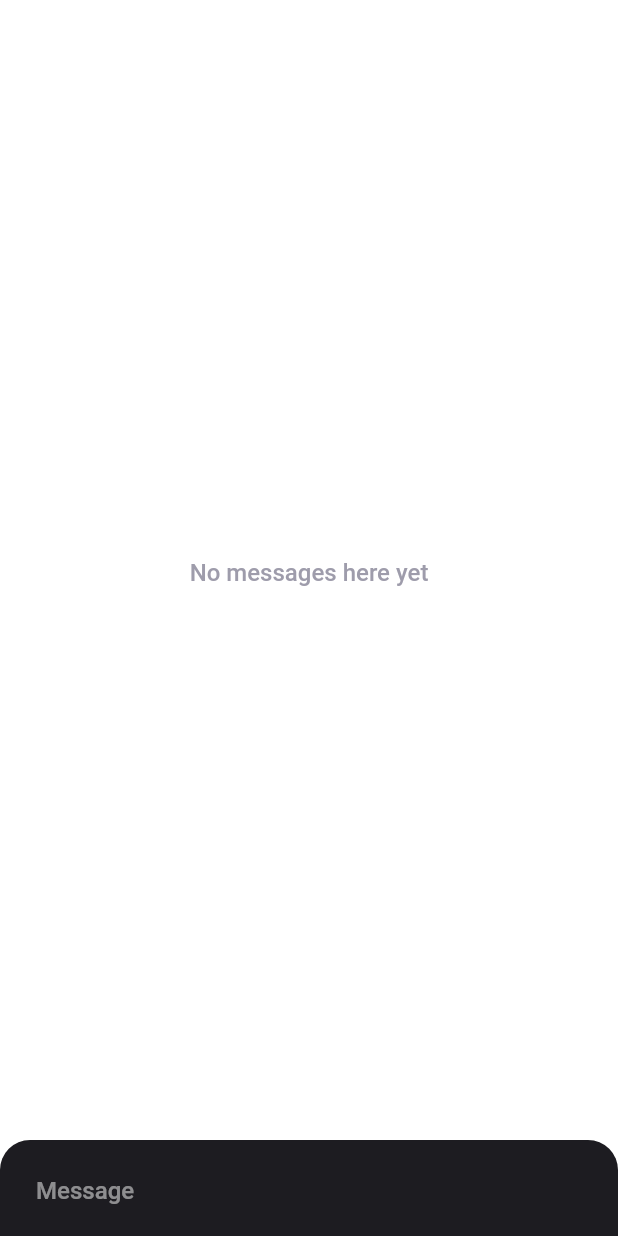
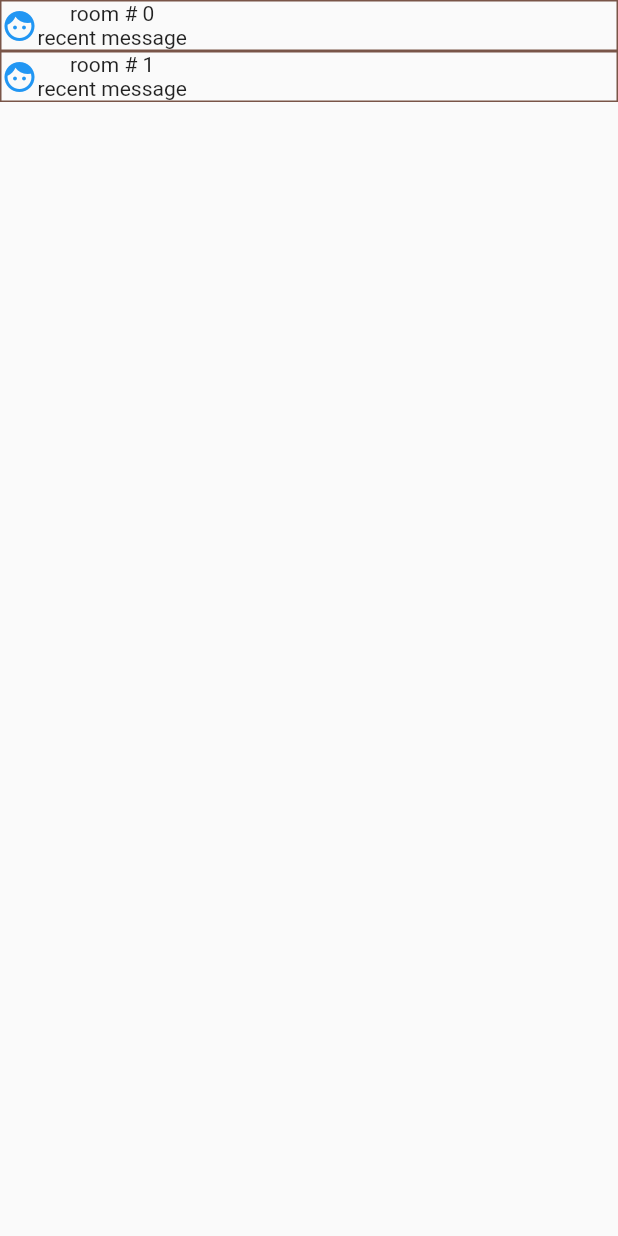
Before and after one commit to harrier999/Bulb-Talk, a Flutter app: the screen it shows after launch, on a phone screen of 412 x 824 dp. Run offline on Flutter 3.47's test engine with Material 2 defaults, Android fonts, the phone set to English and light mode, and no system bars; our stand-ins replace flutter_chat_types, flutter_chat_ui.

Commit message:
[FEAT] RoomList Page

```diff
--- /dev/null
+++ b/lib/Rooms.dart
@@ -0,0 +1,148 @@
+import 'package:flutter/material.dart';
+import 'package:flutter_chat_ui/flutter_chat_ui.dart';
+import 'package:flutter_chat_types/flutter_chat_types.dart' as types;
+import 'package:web_socket_channel/web_socket_channel.dart';
+
+import 'dart:convert';
+import 'dart:math';
+
+String randomString() {
+  final random = Random.secure();
+  final values = List<int>.generate(16, (i) => random.nextInt(255));
+  return base64UrlEncode(values);
+}
+
+class Rooms extends StatefulWidget {
+  const Rooms({super.key});
+
+  @override
+  State<Rooms> createState() => _RoomsState();
+}
+
+class _RoomsState extends State<Rooms> {
+  final List<List<types.Message>> messageListList = [
+    [
+      types.TextMessage(
+          id: randomString(),
+          author: const types.User(id: "first"),
+          text: "hello")
+    ],
+    [
+      types.TextMessage(
+          id: randomString(),
+          author: const types.User(id: "first"),
+          text: "hello")
+    ]
+  ];
+  final channel =
+      WebSocketChannel.connect(Uri.parse(""));
+
+  @override
+  Widget build(BuildContext context) {
+    return StreamBuilder(
+      stream: channel.stream,
+      builder: (context, snapshot) {
+        messageListList[0].insert(
+            0,
+            types.TextMessage(
+              author: const types.User(id: "server"),
+              id: randomString().toString(),
+              text: snapshot.data.toString(),
+            ));
+        return ListView.builder(
+          itemCount: 2,
+          itemBuilder: (context, index) {
+            return Room(
+              roomName: "room # $index",
+              recentMessage: "recent message",
+              numberOfUnreadMessages: messageListList[index].length,
+              roomNum: index,
+              messages: messageListList[index],
+              channel: channel,
+            );
+          },
+        );
+      },
+    );
+  }
+}
+
+class Room extends StatefulWidget {
+  const Room(
+      {super.key,
+      required this.roomName,
+      required this.recentMessage,
+      required this.numberOfUnreadMessages,
+      required this.roomNum,
+      required this.messages,
+      required this.channel});
+
+  final user = const types.User(
+    id: "first",
+  );
+
+  final String roomName;
+  final int roomNum;
+  final String recentMessage;
+  final int numberOfUnreadMessages;
+  final List<types.Message> messages;
+  final WebSocketChannel channel;
+
+  @override
+  State<Room> createState() => _RoomState();
+}
+
+class _RoomState extends State<Room> {
+  void onSendPressed(types.PartialText message) {
+    final textMessage = types.TextMessage(
+      author: widget.user,
+      createdAt: DateTime.now().millisecondsSinceEpoch,
+      id: randomString(),
+      text: message.text,
+    );
+    widget.channel.sink.add(textMessage.text);
+    setState(() {
+      widget.messages.insert(0, textMessage);
+    });
+  }
+
+  @override
+  Widget build(BuildContext context) {
+    return GestureDetector(
+      onTap: () {
+        Navigator.of(context).push(MaterialPageRoute(builder: ((context) {
+          return Chat(
+            messages: widget.messages,
+            onSendPressed: onSendPressed,
+            user: widget.user,
+          );
+        })));
+      },
+      child: Container(
+        decoration: BoxDecoration(
+          border: Border.all(
+            color: Colors.brown,
+          ),
+        ),
+        child: Row(
+          children: [
+            const Icon(
+              Icons.face,
+              color: Colors.blue,
+            ),
+            Column(
+              children: [
+                Text(
+                  widget.roomName,
+                ),
+                Text(
+                  widget.recentMessage,
+                ),
+              ],
+            )
+          ],
+        ),
+      ),
+    );
+  }
+}
--- a/lib/main.dart
+++ b/lib/main.dart
@@ -1,6 +1,7 @@
 import 'dart:convert';
 import 'dart:math';
 
+import 'package:bulbtalk/Rooms.dart';
 import 'package:flutter/material.dart';
 import 'package:flutter_chat_types/flutter_chat_types.dart' as types;
 import 'package:flutter_chat_ui/flutter_chat_ui.dart';
@@ -18,12 +19,13 @@ void main() {
   runApp(const MyApp());
 }
 
+
 class MyApp extends StatelessWidget {
   const MyApp({super.key});
 
   @override
   Widget build(BuildContext context) => const MaterialApp(
-        home: MyHomePage(),
+        home: Scaffold(body: Rooms(),)
       );
 }
 
@@ -37,8 +39,7 @@ class MyHomePage extends StatefulWidget {
 class _MyHomePageState extends State<MyHomePage> {
   final List<types.Message> _messages = [];
   final _user = const types.User(id: '82091008-a484-4a89-ae75-a22bf8d6f3ac');
-  final channel =
-      WebSocketChannel.connect(Uri.parse(""));
+  final channel = WebSocketChannel.connect(Uri.parse(""));
 
   @override
   Widget build(BuildContext context) => Scaffold(
```
